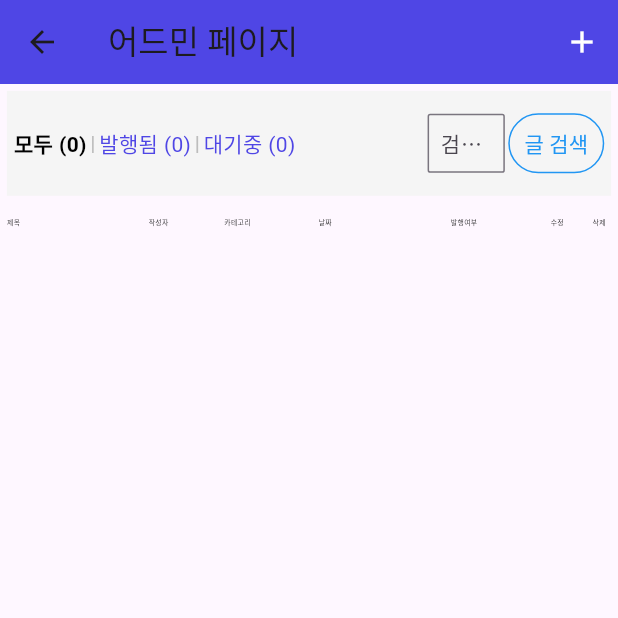
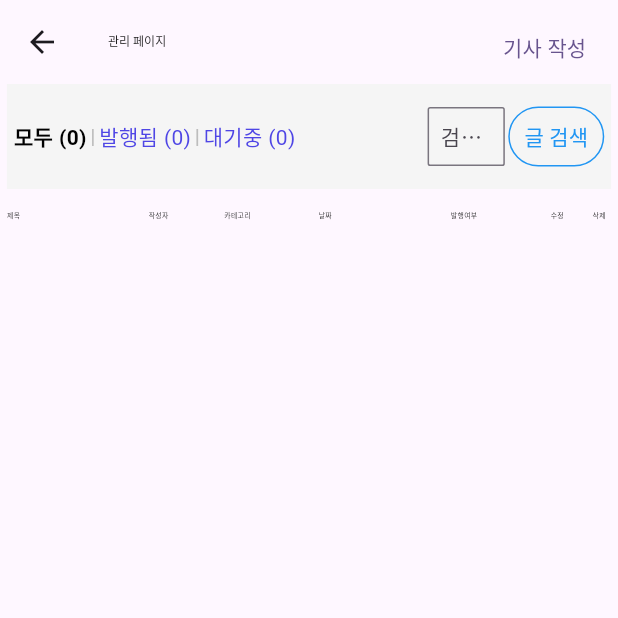
Before and after one commit to KimMinJin63/WebTNMFact, a Flutter app: the AdminPage screen opened by its route, on a phone screen of 412 x 824 dp, the top half of it. Run offline on Flutter 3.47's test engine with Material 3 defaults, Android fonts, the phone set to English and light mode, and no system bars; our stand-ins replace cloud_firestore, firebase_auth, firebase_core, flutter_screenutil, get; accounts and stored records are empty; Roboto replaces fonts that are missing (PretendardBold, PretendardSemiBold).

Commit message:
어드민 페이지 ui 수정

```diff
--- a/lib/main.dart
+++ b/lib/main.dart
@@ -50,8 +50,8 @@ class MyApp extends StatelessWidget {
             colorScheme: ColorScheme.fromSeed(seedColor: Colors.deepPurple),
             useMaterial3: true,
           ),
+          home: const HomePage(),
           // home: const AdminPage(),
-          home: const AdminPage(),
           // home: const LoginPage(),
           getPages: AppPages.pages,
           // home: const HomePage(),
--- a/lib/utils/app_text_style.dart
+++ b/lib/utils/app_text_style.dart
@@ -11,6 +11,10 @@ class AppTextStyle {
       fontFamily: 'PretendardBold', fontSize: 20.sp, color: AppColor.primary);
   static TextStyle koBold18() => TextStyle(
       fontFamily: 'PretendardBold', fontSize: 18.sp, color: AppColor.primary);
+  static TextStyle koBold16() => TextStyle(
+      fontFamily: 'PretendardBold', fontSize: 16.sp, color: AppColor.primary);
+  static TextStyle koBold13() => TextStyle(
+      fontFamily: 'PretendardBold', fontSize: 13.sp, color: AppColor.primary);
 
   static TextStyle koSemiBold16() => TextStyle(
       fontFamily: 'PretendardSemiBold', fontSize: 16.sp, color: AppColor.black);
@@ -27,6 +31,10 @@ class AppTextStyle {
       fontFamily: 'PretendardRegular',
       fontSize: 15.sp,
       color: AppColor.primary);
+  static TextStyle koRegular12() => TextStyle(
+      fontFamily: 'PretendardRegular',
+      fontSize: 12.sp,
+      color: AppColor.primary);
   static TextStyle koRegular8() => TextStyle(
       fontFamily: 'PretendardRegular', fontSize: 8.sp, color: AppColor.primary);
 }
--- a/lib/view/page/admin_page.dart
+++ b/lib/view/page/admin_page.dart
@@ -3,6 +3,7 @@ import 'package:flutter_screenutil/flutter_screenutil.dart';
 import 'package:get/get.dart';
 import 'package:tnm_fact/controller/admin_controller.dart';
 import 'package:tnm_fact/utils/app_color.dart';
+import 'package:tnm_fact/utils/app_text_style.dart';
 import 'package:tnm_fact/view/page/create_page.dart';
 import 'package:tnm_fact/view/page/edit_page.dart';
 import 'package:tnm_fact/view/widget/app_admin_top_bar.dart';
@@ -17,24 +18,59 @@ class AdminPage extends GetView<AdminController> {
   Widget build(BuildContext context) {
     return Scaffold(
         appBar: AppBar(
-          title: const Text('어드민 페이지'),
-          backgroundColor: AppColor.primary,
+          elevation: 0,
+          title: Text(
+            '관리 페이지',
+            style: AppTextStyle.koBold28().copyWith(color: AppColor.black),
+          ),
+          backgroundColor: Colors.transparent,
           actions: [
-            IconButton(
-              icon: const Icon(
-                Icons.add,
-                color: Colors.white,
+            Padding(
+              padding: EdgeInsets.only(right: 32.w),
+              child: Align(
+                alignment: Alignment.bottomLeft,
+                child: TextButton(
+                  child: Text('기사 작성'),
+                  onPressed: () {
+                    Get.toNamed(CreatePage.route); // 글 작성 페이지로 이동
+                    // 여기에 글 작성 로직 추가
+                    print('글 작성 버튼 클릭됨');
+                  },
+                ),
               ),
-              onPressed: () {
-                Get.toNamed(CreatePage.route); // 글 작성 페이지로 이동
-                // 여기에 글 작성 로직 추가
-                print('글 작성 버튼 클릭됨');
-              },
             ),
+            // IconButton(
+            //   icon: const Icon(
+            //     Icons.add,
+            //     color: Colors.black,
+            //   ),
+            //   onPressed: () {
+            //     Get.toNamed(CreatePage.route); // 글 작성 페이지로 이동
+            //     // 여기에 글 작성 로직 추가
+            //     print('글 작성 버튼 클릭됨');
+            //   },
+            // ),
           ],
         ),
+        // appBar: AppBar(
+        //   title: const Text('어드민 페이지'),
+        //   backgroundColor: AppColor.primary,
+        //   actions: [
+        //     IconButton(
+        //       icon: const Icon(
+        //         Icons.add,
+        //         color: Colors.white,
+        //       ),
+        //       onPressed: () {
+        //         Get.toNamed(CreatePage.route); // 글 작성 페이지로 이동
+        //         // 여기에 글 작성 로직 추가
+        //         print('글 작성 버튼 클릭됨');
+        //       },
+        //     ),
+        //   ],
+        // ),
         body: Padding(
-          padding: EdgeInsets.all(16.w),
+          padding: EdgeInsets.fromLTRB(16.w, 0, 16.w, 16.h),
           child: Column(
             children: [
               Obx(() {
@@ -94,9 +130,8 @@ class AdminPage extends GetView<AdminController> {
                   return ListView.builder(
                     itemCount: visibleList.length,
                     itemBuilder: (context, index) {
-
                       print('게시글 수: ${controller.postList.length}');
-                     final post = visibleList[index];
+                      final post = visibleList[index];
                       return Padding(
                           padding: EdgeInsets.symmetric(vertical: 8.h),
                           child: AppPost(
--- a/lib/view/widget/app_title_button.dart
+++ b/lib/view/widget/app_title_button.dart
@@ -12,7 +12,7 @@ class AppTitleButton extends StatelessWidget {
     return TextButton(
         onPressed: onPressed,
         child: Text(title,
-            style: AppTextStyle.koBold18().copyWith(
+            style: AppTextStyle.koBold13().copyWith(
               color: color
             )));
 
```
Also changed, not shown: lib/view/page/home_page.dart (+5 -5 lines).
